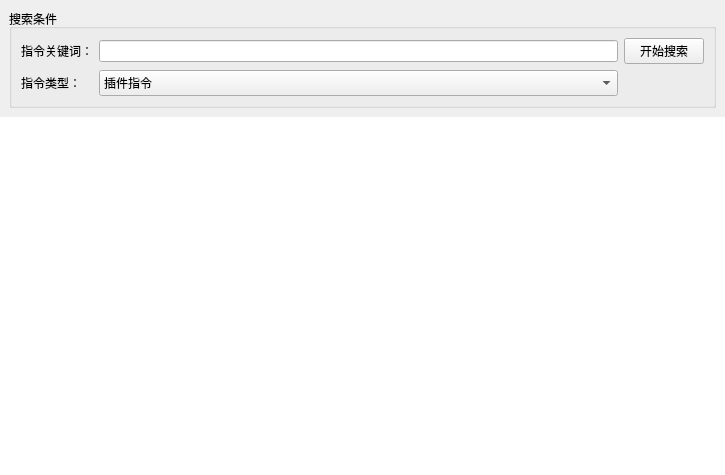
This is DrillPluginInformationReader/Source/InformationModule/commandSearcherPart/p_CommandSearcherPart.ui in DrillUp/DrillPluginInformationReader as Qt 5 draws it before an edit. The edited form follows.
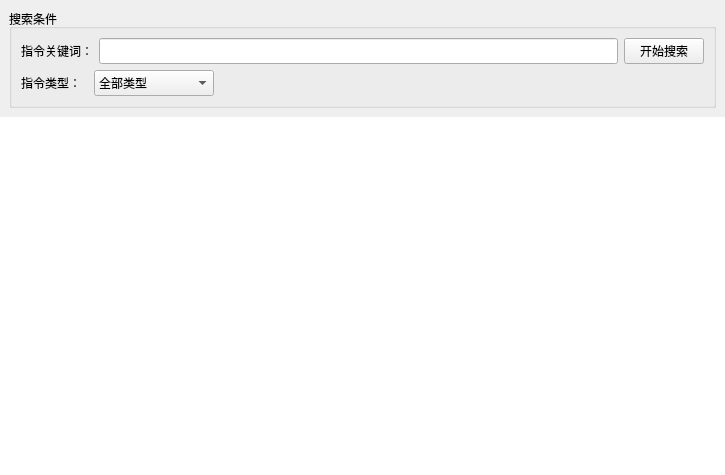
This is the edited form.

Commit message: 添加了历史搜索记录结构，起草 指令 数据结构。

```diff
--- a/DrillPluginInformationReader/Source/InformationModule/commandSearcherPart/p_CommandSearcherPart.ui
+++ b/DrillPluginInformationReader/Source/InformationModule/commandSearcherPart/p_CommandSearcherPart.ui
@@ -48,6 +48,16 @@
            </property>
           </widget>
          </item>
+         <item row="0" column="1">
+          <widget class="QLineEdit" name="lineEdit_search">
+           <property name="minimumSize">
+            <size>
+             <width>0</width>
+             <height>26</height>
+            </size>
+           </property>
+          </widget>
+         </item>
          <item row="0" column="2">
           <widget class="QPushButton" name="pushButton">
            <property name="text">
@@ -55,24 +65,34 @@
            </property>
           </widget>
          </item>
-         <item row="0" column="1">
-          <widget class="QLineEdit" name="lineEdit"/>
-         </item>
-         <item row="1" column="0">
+         <item row="1" column="0" colspan="3">
+          <layout class="QHBoxLayout" name="horizontalLayout_searchType">
+           <item>
           <widget class="QLabel" name="label_2">
            <property name="text">
-            <string>指令类型：</string>
+              <string>指令类型：  </string>
            </property>
           </widget>
          </item>
-         <item row="1" column="1">
+           <item>
           <widget class="QComboBox" name="comboBox_commandType">
            <property name="minimumSize">
             <size>
-             <width>0</width>
+               <width>120</width>
              <height>26</height>
             </size>
            </property>
+             <property name="maximumSize">
+              <size>
+               <width>120</width>
+               <height>16777215</height>
+              </size>
+             </property>
+             <item>
+              <property name="text">
+               <string>全部类型</string>
+              </property>
+             </item>
            <item>
             <property name="text">
              <string>插件指令</string>
@@ -100,6 +120,21 @@
            </item>
           </widget>
          </item>
+           <item>
+            <spacer name="horizontalSpacer">
+             <property name="orientation">
+              <enum>Qt::Horizontal</enum>
+             </property>
+             <property name="sizeHint" stdset="0">
+              <size>
+               <width>40</width>
+               <height>20</height>
+              </size>
+             </property>
+            </spacer>
+           </item>
+          </layout>
+         </item>
         </layout>
        </widget>
       </item>
```
Left out of the diff: 26 changed lines with no effect on the pictures. Lines whose indentation alone changed are shown as unchanged. The commit also changes 28 other files.
